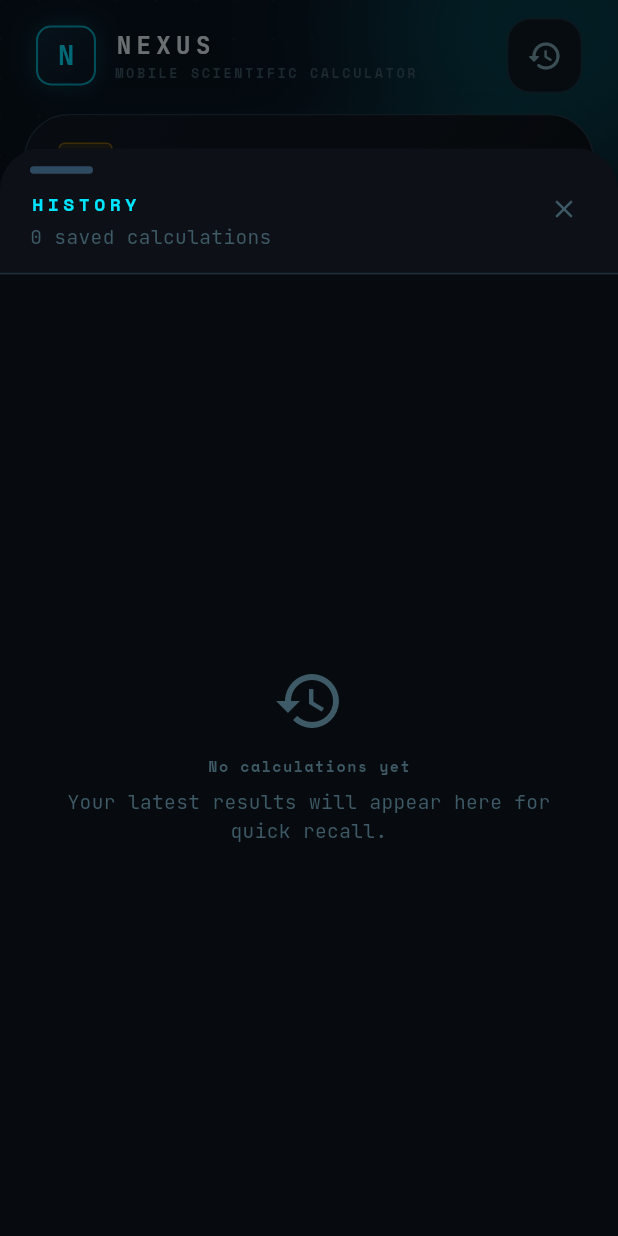
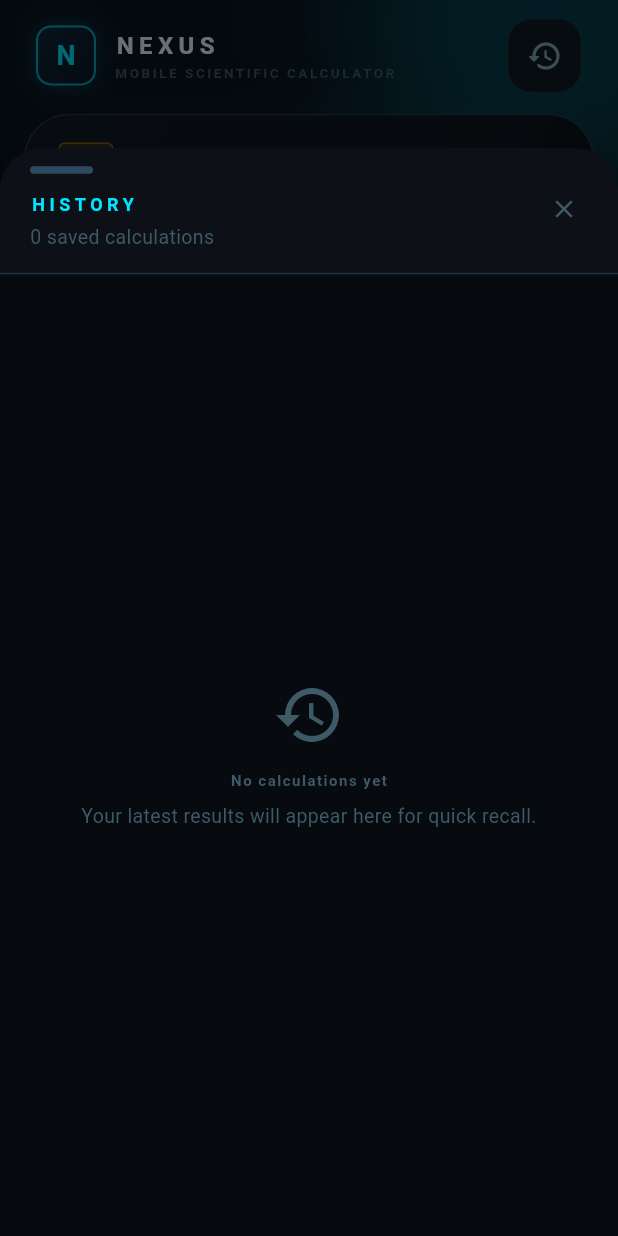
Before and after one commit to adrianolcn/nexus_calc, a Flutter app: the screen it shows after launch, after a tap on the "history" icon, on a phone screen of 412 x 824 dp. Run offline on Flutter 3.47's test engine with Material 3 defaults, Android fonts, the phone set to English and light mode, and no system bars; drawn by our look-alikes of flutter_animate; our stand-ins replace math_expressions, shared_preferences.

Commit message:
fix: remove google_fonts to stabilize widget tests

```diff
--- a/lib/utils/app_theme.dart
+++ b/lib/utils/app_theme.dart
@@ -8,7 +8,6 @@
 // ────────────────────────────────────────────────────────────────────
 
 import 'package:flutter/material.dart';
-import 'package:google_fonts/google_fonts.dart';
 
 // ══════════════════════════════════════════════════════════════════════════════
 // Colour Palette
@@ -63,7 +62,7 @@ abstract class NexusColors {
 abstract class NexusTextStyles {
   // Expression display — needs a monospaced feel for number alignment
   static TextStyle display(BuildContext context) =>
-      GoogleFonts.jetBrainsMono(
+      const TextStyle(
         fontSize: 36,
         fontWeight: FontWeight.w300,
         color: NexusColors.textPrimary,
@@ -71,7 +70,7 @@ abstract class NexusTextStyles {
       );
 
   static TextStyle result(BuildContext context) =>
-      GoogleFonts.jetBrainsMono(
+      const TextStyle(
         fontSize: 52,
         fontWeight: FontWeight.w200,
         color: NexusColors.cyan,
@@ -79,7 +78,7 @@ abstract class NexusTextStyles {
       );
 
   static TextStyle resultError(BuildContext context) =>
-      GoogleFonts.jetBrainsMono(
+      const TextStyle(
         fontSize: 40,
         fontWeight: FontWeight.w200,
         color: NexusColors.red,
@@ -87,21 +86,21 @@ abstract class NexusTextStyles {
 
   // Button labels
   static TextStyle btnDigit(BuildContext context) =>
-      GoogleFonts.jetBrainsMono(
+      const TextStyle(
         fontSize: 22,
         fontWeight: FontWeight.w400,
         color: NexusColors.textPrimary,
       );
 
   static TextStyle btnOperator(BuildContext context) =>
-      GoogleFonts.jetBrainsMono(
+      const TextStyle(
         fontSize: 22,
         fontWeight: FontWeight.w500,
         color: NexusColors.violet,
       );
 
   static TextStyle btnFunction(BuildContext context) =>
-      GoogleFonts.spaceMono(
+      const TextStyle(
         fontSize: 13,
         fontWeight: FontWeight.w400,
         color: NexusColors.cyan,
@@ -109,35 +108,35 @@ abstract class NexusTextStyles {
       );
 
   static TextStyle btnEquals(BuildContext context) =>
-      GoogleFonts.jetBrainsMono(
+      const TextStyle(
         fontSize: 28,
         fontWeight: FontWeight.w600,
         color: NexusColors.bg0,
       );
 
   static TextStyle historyExpression(BuildContext context) =>
-      GoogleFonts.jetBrainsMono(
+      const TextStyle(
         fontSize: 13,
         fontWeight: FontWeight.w400,
         color: NexusColors.textSecondary,
       );
 
   static TextStyle historyResult(BuildContext context) =>
-      GoogleFonts.jetBrainsMono(
+      const TextStyle(
         fontSize: 16,
         fontWeight: FontWeight.w600,
         color: NexusColors.textPrimary,
       );
 
   static TextStyle badge(BuildContext context) =>
-      GoogleFonts.spaceMono(
+      const TextStyle(
         fontSize: 9,
         fontWeight: FontWeight.w700,
         letterSpacing: 1.2,
       );
 
   static TextStyle chip(BuildContext context) =>
-      GoogleFonts.spaceMono(
+      const TextStyle(
         fontSize: 10,
         fontWeight: FontWeight.w700,
         color: NexusColors.textSecondary,
--- a/pubspec.yaml
+++ b/pubspec.yaml
@@ -13,7 +13,6 @@ dependencies:
   math_expressions: ^2.4.0
   shared_preferences: ^2.2.2
   provider: ^6.1.1
-  google_fonts: ^6.1.0
   flutter_animate: ^4.5.0
   vibration: ^1.8.4
   gap: ^3.0.1
```
Also changed, not shown: 1 other file.
